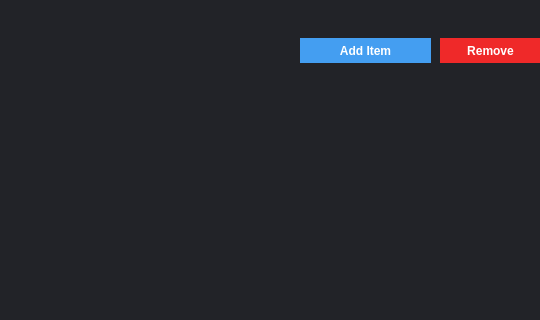
This is Blue/DBMainComponents/bluewidget.ui in AmiditeX/Blue as Qt 5 draws it before an edit; both pictures show x 540 to 1080 and y 322 to 642 of the 1080 by 750 pixel window. The edited form follows.
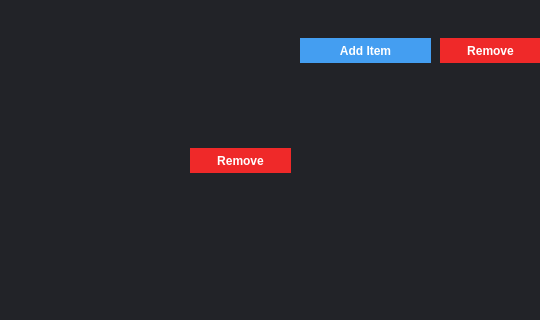
This is the edited form.

```diff
--- a/Blue/DBMainComponents/bluewidget.ui
+++ b/Blue/DBMainComponents/bluewidget.ui
@@ -162,6 +162,32 @@
     <enum>QFrame::NoFrame</enum>
    </property>
   </widget>
+  <widget class="QPushButton" name="pushButton_5">
+   <property name="geometry">
+    <rect>
+     <x>730</x>
+     <y>470</y>
+     <width>101</width>
+     <height>25</height>
+    </rect>
+   </property>
+   <property name="styleSheet">
+    <string notr="true">QPushButton
+{
+border:0px;
+background-color: rgb(239, 41, 41);
+color: rgb(255, 255, 255);
+font-weight: bold
+}
+
+QPushButton::pressed {
+background-color: rgb(164, 0, 0);
+}</string>
+   </property>
+   <property name="text">
+    <string>Remove</string>
+   </property>
+  </widget>
  </widget>
  <resources/>
  <connections/>
```
Left out of the diff: 3 changed lines with no effect on the pictures.
